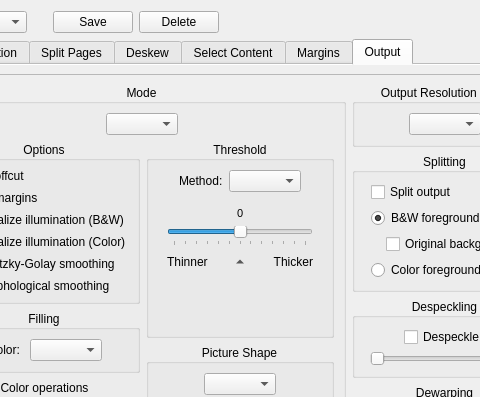
Qt form ui/DefaultParamsDialog.ui (4lex4/scantailor-advanced) before a commit; both pictures show x 84 to 564 and y 0 to 397 of the 657 by 555 pixel window.
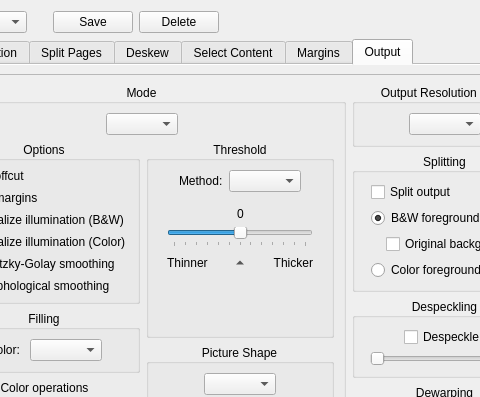
The same form after that commit. The open tabs and pages were chosen to show the change. Icons and pictures are not drawn.

Commit message: ~ [UI] Fix font of the DPI and Otsu adjustment labels.

Diff of the .ui file:
```diff
--- a/ui/DefaultParamsDialog.ui
+++ b/ui/DefaultParamsDialog.ui
@@ -2701,11 +2701,6 @@
                              </item>
                              <item>
                               <widget class="QLabel" name="thresholLabel">
-                               <property name="font">
-                                <font>
-                                 <pointsize>8</pointsize>
-                                </font>
-                               </property>
                                <property name="frameShape">
                                 <enum>QFrame::NoFrame</enum>
                                </property>
```
Left out of the diff: 16 changed lines with no effect on the pictures. The commit also changes 2 other files.
